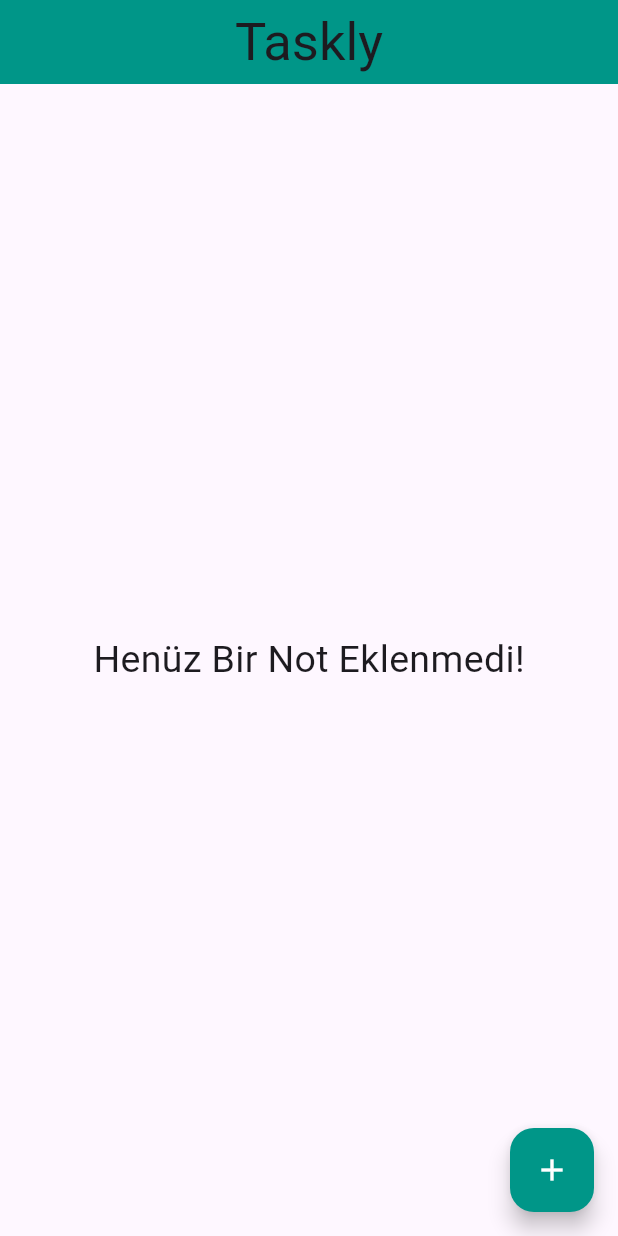
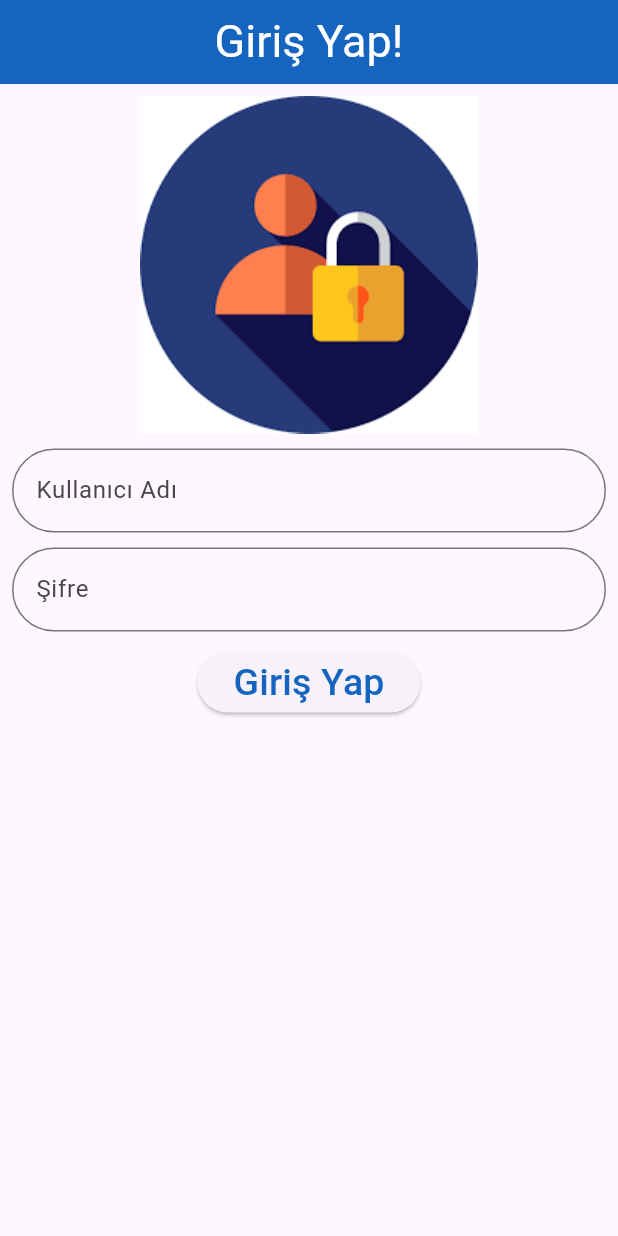
Before and after one commit to burhankaryagdi/Taskly, a Flutter app: the screen it shows after launch, on a phone screen of 412 x 824 dp. Run offline on Flutter 3.47's test engine with Material 3 defaults, Android fonts, the phone set to English and light mode, and no system bars.

Commit message:
APİ ekleme
Projeye kullanıcı girişi için geçici APİ ekledim.

```diff
--- a/lib/main.dart
+++ b/lib/main.dart
@@ -1,6 +1,7 @@
 import 'package:flutter/material.dart';
 import 'package:provider/provider.dart';
-import 'package:taskly/view/home_page.dart';
+import 'package:taskly/view/login_page.dart';
+import 'package:taskly/view_model/login_view_model.dart';
 import 'package:taskly/view_model/note_view_model.dart';
 
 void main() {
@@ -12,12 +13,14 @@ class MyApp extends StatelessWidget {
 
   @override
   Widget build(BuildContext context) {
-    return ChangeNotifierProvider(
-      create: (context) => NoteViewModel(),
-      child: const MaterialApp(
-        home: AnaSayfa(),
-        debugShowCheckedModeBanner: false,
-      ),
+    return MultiProvider(providers: [
+      ChangeNotifierProvider(create: (context)=>NoteViewModel()),
+      ChangeNotifierProvider(create: (context)=>LoginViewModel())
+    ],
+    child: MaterialApp(
+        home: LoginPage(),
+      debugShowCheckedModeBanner: false,
+    ),
     );
   }
 }
--- /dev/null
+++ b/lib/model/user.dart
@@ -0,0 +1,16 @@
+class User{
+
+  String username;
+  String password;
+  int expiresInMins = 30;
+  User({required this.username, required this.password});
+
+  // toJson metodu
+  Map<dynamic, dynamic> toJson() {
+    return {
+      'username': username,
+      'password': password,
+      'expiresInMins' : 30
+    };
+  }
+}
--- a/lib/view/home_page.dart
+++ b/lib/view/home_page.dart
@@ -1,27 +1,38 @@
 import 'package:flutter/material.dart';
 import 'package:provider/provider.dart';
 import 'package:intl/intl.dart';
+
 import 'package:taskly/model/note.dart';
 import 'package:taskly/view_model/note_view_model.dart';
 
-class AnaSayfa extends StatelessWidget {
-  const AnaSayfa({super.key});
+class HomePage extends StatelessWidget {
+  const HomePage({super.key});
+
+  AppBar buildAppBar() {
+    return AppBar(
+      title: const Text("Taskly", style: TextStyle(fontSize: 35)),
+      centerTitle: true,
+      backgroundColor: Colors.teal,
+    );
+  }
+
+  FloatingActionButton buildFloatingActionButton(context) {
+    return FloatingActionButton(
+      backgroundColor: Colors.teal,
+      child: const Icon(Icons.add, color: Colors.white),
+      onPressed: () {
+        notEkle(context);
+      },
+    );
+  }
 
   @override
   Widget build(BuildContext context) {
     return Scaffold(
-      floatingActionButton: FloatingActionButton(
-        backgroundColor: Colors.teal,
-        child: const Icon(Icons.add, color: Colors.white),
-        onPressed: () {
-          notEkle(context);
-        },
-      ),
-      appBar: AppBar(
-        title: const Text("Taskly", style: TextStyle(fontSize: 35)),
-        centerTitle: true,
-        backgroundColor: Colors.teal,
-      ),
+      floatingActionButton: buildFloatingActionButton(context),
+      appBar: buildAppBar(),
+
+      //BODY KODLARIM
       body: Consumer<NoteViewModel>(
         builder: (context, viewModel, child) {
           return viewModel.notes.isEmpty
@@ -39,13 +50,19 @@ class AnaSayfa extends StatelessWidget {
                           borderRadius: BorderRadius.circular(25)),
                       child: ListTile(
                         leading: const Icon(Icons.note),
-                        title: Text(note.baslik,style: TextStyle(fontSize: 20),),
+                        title: Text(
+                          note.baslik,
+                          style: TextStyle(fontSize: 20),
+                        ),
                         subtitle: Column(
                           children: [
                             Row(
                               crossAxisAlignment: CrossAxisAlignment.start,
                               children: [
-                                Text(note.anahtar,style: TextStyle(fontSize: 15),),
+                                Text(
+                                  note.anahtar,
+                                  style: TextStyle(fontSize: 15),
+                                ),
                               ],
                             ),
                             Text('Eklenme Tarihi: ${note.tarih}',
--- /dev/null
+++ b/lib/view/login_page.dart
@@ -0,0 +1,80 @@
+import 'package:flutter/material.dart';
+import 'package:taskly/model/user.dart';
+import 'package:taskly/view_model/login_view_model.dart';
+
+class LoginPage extends StatefulWidget {
+  const LoginPage({super.key});
+
+  @override
+  State<LoginPage> createState() => _LoginPageState();
+}
+
+class _LoginPageState extends State<LoginPage> {
+  TextEditingController usernameController = TextEditingController();
+  TextEditingController passwordController = TextEditingController();
+
+  @override
+  Widget build(BuildContext context) {
+    return Scaffold(
+
+        //APPBAR KODLAR
+        appBar: AppBar(
+          title: Text(
+            "Giriş Yap!",
+            style: TextStyle(fontSize: 30, color: Colors.white),
+          ),
+          centerTitle: true,
+          backgroundColor: Colors.blue[800],
+        ),
+
+        //BODY KODLAR
+        body: SingleChildScrollView(
+          child: Padding(
+            padding: const EdgeInsets.all(8.0),
+            child: Column(
+              children: [
+                Image.asset("assets/login_icon2.png"),
+                SizedBox(
+                  height: 10,
+                ),
+                TextField(
+                  controller: usernameController,
+                  decoration: InputDecoration(
+                      labelText: "Kullanıcı Adı",
+                      border: OutlineInputBorder(
+                          borderRadius: BorderRadius.circular(30))),
+                ),
+                SizedBox(
+                  height: 10,
+                ),
+                TextField(
+                  controller: passwordController,
+                  decoration: InputDecoration(
+                      labelText: "Şifre",
+                      border: OutlineInputBorder(
+                          borderRadius: BorderRadius.circular(30))),
+                ),
+                SizedBox(
+                  height: 10,
+                ),
+                ElevatedButton(
+                  child: Text(
+                    "Giriş Yap",
+                    style: TextStyle(fontSize: 25, color: Colors.blue[800]),
+                  ),
+                  onPressed: () {
+                    LoginViewModel viewModel = LoginViewModel();
+                    viewModel.Login(
+                      User(
+                          username: usernameController.text,
+                          password: passwordController.text),
+                      context,
+                    );
+                  },
+                ),
+              ],
+            ),
+          ),
+        ));
+  }
+}
--- a/lib/view_model/note_view_model.dart
+++ b/lib/view_model/note_view_model.dart
@@ -1,4 +1,5 @@
 import 'package:flutter/material.dart';
+
 import 'package:taskly/model/note.dart';
 
 class NoteViewModel extends ChangeNotifier {
```
Also changed, not shown: lib/view_model/login_view_model.dart (added, +21 -0 lines).
